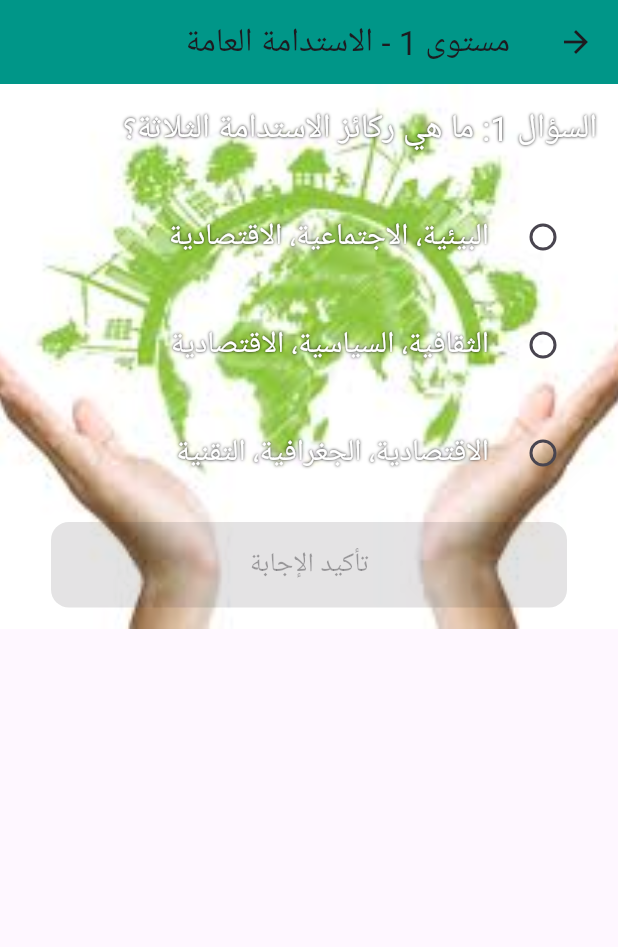
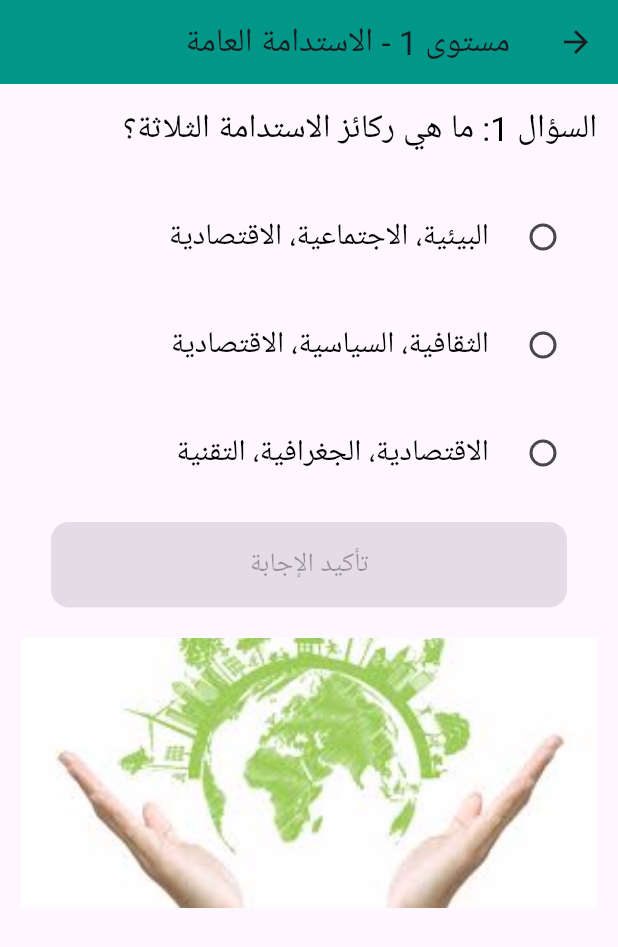
Before and after one commit to ismailaj80/sustainability, a Flutter app: the QuizPage screen opened by its route, on a phone screen of 412 x 824 dp. Shown: the top 947 px of the screen. Run offline on Flutter 3.47's test engine with Material 3 defaults, Android fonts, the phone set to English and light mode, and no system bars; our stand-ins replace audioplayers, video_player; Roboto replaces fonts that are missing (Cairo).

Commit message:
اخر تحديث

```diff
--- a/lib/pages/level1_14plusomar.dart
+++ b/lib/pages/level1_14plusomar.dart
@@ -115,7 +115,7 @@
     final questions = levelQuestions[level];
     final bgImages = [
       'assets/images/bg1.jpeg',
-      'assets/images/bg2.jpg',
+      'assets/images/coral_fish.jpg',
       'assets/images/bg3.jpg',
     ];
 
@@ -126,14 +126,7 @@
           title: Text(levelTitles[level]),
           backgroundColor: Colors.teal,
         ),
-        body: Container(
-          decoration: BoxDecoration(
-            image: DecorationImage(
-              image: AssetImage(bgImages[level]),
-              fit: BoxFit.cover,
-            ),
-          ),
-          child: SingleChildScrollView(
+        body: SingleChildScrollView(
           child: Padding(
             padding: const EdgeInsets.all(14.0),
             child: Column(
@@ -141,25 +134,15 @@
               children: [
                 Text(
                   "السؤال ${currentQuestion + 1}: ${questions[currentQuestion]["question"]}",
-                    style: const TextStyle(
-                      fontSize: 22,
-                      color: Colors.white,
-                      shadows: [Shadow(blurRadius: 2, color: Colors.black)],
-                    ),
+                  style: const TextStyle(fontSize: 22, color: Colors.black),
                   textAlign: TextAlign.right,
                 ),
                 const SizedBox(height: 20),
-                  ...questions[currentQuestion]["answers"].map<Widget>((
-                    answer,
-                  ) {
+                ...questions[currentQuestion]["answers"].map<Widget>((answer) {
                   return RadioListTile<String>(
                     title: Text(
                       answer,
-                        style: const TextStyle(
-                          fontSize: 20,
-                          color: Colors.white,
-                          shadows: [Shadow(blurRadius: 2, color: Colors.black)],
-                        ),
+                      style: const TextStyle(fontSize: 20, color: Colors.black),
                       textAlign: TextAlign.right,
                     ),
                     value: answer,
@@ -197,8 +180,19 @@
                     ),
                   ),
                 ),
+                const SizedBox(height: 20),
+
+                // صورة الخلفية في الأسفل
+                Opacity(
+                  opacity: 0.85, // شفافية عالية
+                  child: Image.asset(
+                    bgImages[level],
+                    fit: BoxFit.cover,
+                    width: double.infinity,
+                    height: 180,
+                  ),
+                ),
               ],
-              ),
             ),
           ),
         ),
--- a/lib/pages/level3_7to14.dart
+++ b/lib/pages/level3_7to14.dart
@@ -18,6 +18,7 @@
 
   final List<Map<String, dynamic>> questions = [
     {
+
       'images': [
         'assets/images/q1_bad1.jpg',
         'assets/images/q1_bad2.jpg',
```
Also changed, not shown: lib/pages/level1_7to14.dart (+32 -8 lines), lib/pages/level2_7to14.dart (+15 -28 lines), assets/New folder/IMG-20250528-WA0035.jpg (added), assets/New folder/IMG-20250528-WA0036.jpg (added), assets/New folder/IMG-20250528-WA0037.jpg (added), assets/New folder/IMG-20250528-WA0038.jpg (added), assets/New folder/IMG-20250528-WA0039.jpg (added), assets/images/bad1.jpeg (added), assets/images/bad2.jpeg (added), assets/images/download (1).jpeg (added), assets/images/good1.jpeg (added), assets/images/good1.jpg (added), assets/images/q1_bad.jpeg (added), assets/images/q2_bad.jpeg (added), 4 more files. Lines whose indentation alone changed are shown as unchanged.
